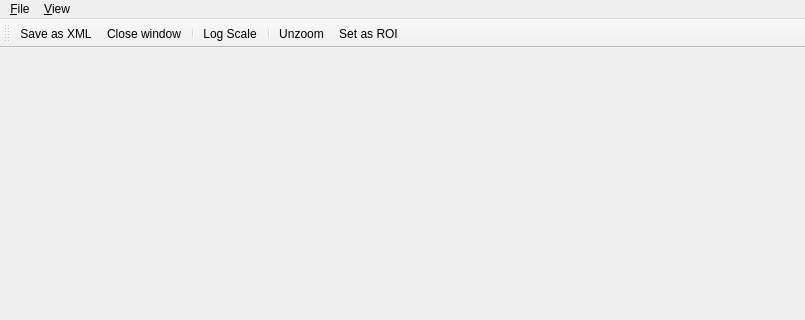
First picture: the form in lib/nicos/gui/live.ui, repository mlz-ictrl/nicos, before the edit; both pictures show x 0 to 805 and y 0 to 320 of the 805 by 554 pixel window.
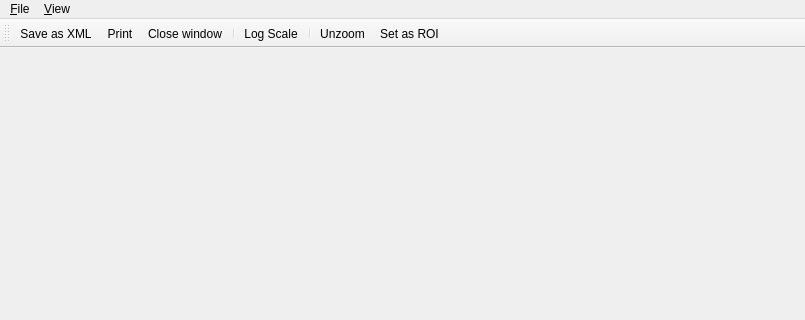
Second picture: the form after the edit. Icons and pictures are not drawn.

Commit message: Add print command.

Diff of the .ui file:
```diff
--- a/lib/nicos/gui/live.ui
+++ b/lib/nicos/gui/live.ui
@@ -67,6 +67,7 @@
     <bool>false</bool>
    </attribute>
    <addaction name="actionWriteXml"/>
+   <addaction name="actionPrint"/>
    <addaction name="actionClose"/>
    <addaction name="separator"/>
    <addaction name="actionLogScale"/>
```
Left out of the diff: 1 changed line with no effect on the pictures. The commit also changes 1 other file.
